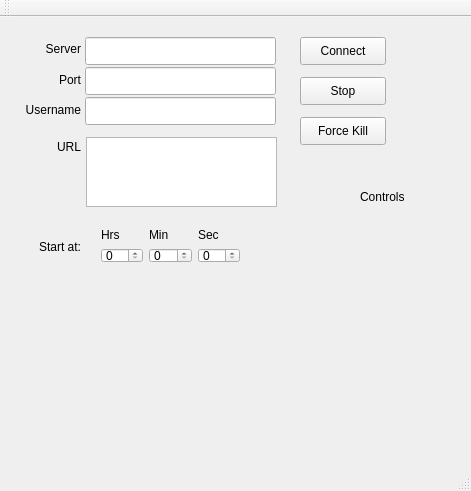
First picture: the form in mainwindow.ui, repository ramesh45345/omx-control, before the edit.
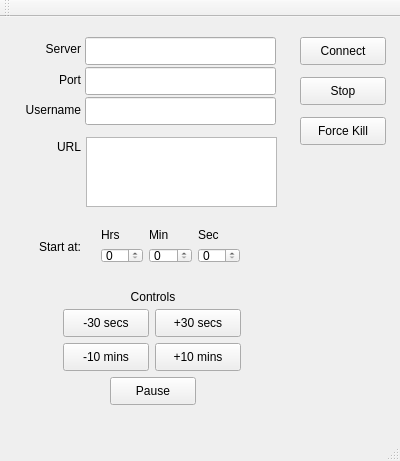
Second picture: the form after the edit.

Commit message: Add control buttons.

The edit to the form file:
```diff
--- a/mainwindow.ui
+++ b/mainwindow.ui
@@ -6,8 +6,8 @@
    <rect>
     <x>0</x>
     <y>0</y>
-    <width>471</width>
-    <height>491</height>
+    <width>400</width>
+    <height>461</height>
    </rect>
   </property>
   <property name="windowTitle">
@@ -237,8 +237,8 @@
    <widget class="QLabel" name="label_9">
     <property name="geometry">
      <rect>
-      <x>360</x>
-      <y>170</y>
+      <x>120</x>
+      <y>270</y>
       <width>66</width>
       <height>20</height>
      </rect>
@@ -246,6 +246,9 @@
     <property name="text">
      <string>Controls</string>
     </property>
+    <property name="alignment">
+     <set>Qt::AlignCenter</set>
+    </property>
    </widget>
    <widget class="QPushButton" name="pushButton_kill">
     <property name="geometry">
@@ -260,6 +263,101 @@
      <string>Force Kill</string>
     </property>
    </widget>
+   <widget class="QPushButton" name="pushButton_n30s">
+    <property name="geometry">
+     <rect>
+      <x>63</x>
+      <y>292</y>
+      <width>86</width>
+      <height>28</height>
+     </rect>
+    </property>
+    <property name="text">
+     <string>-30 secs</string>
+    </property>
+    <property name="autoRepeat">
+     <bool>true</bool>
+    </property>
+    <property name="autoRepeatDelay">
+     <number>1000</number>
+    </property>
+   </widget>
+   <widget class="QPushButton" name="pushButton_p30s">
+    <property name="geometry">
+     <rect>
+      <x>155</x>
+      <y>292</y>
+      <width>86</width>
+      <height>28</height>
+     </rect>
+    </property>
+    <property name="text">
+     <string>+30 secs</string>
+    </property>
+    <property name="autoRepeat">
+     <bool>true</bool>
+    </property>
+    <property name="autoRepeatDelay">
+     <number>1000</number>
+    </property>
+   </widget>
+   <widget class="QPushButton" name="pushButton_n10m">
+    <property name="geometry">
+     <rect>
+      <x>63</x>
+      <y>326</y>
+      <width>86</width>
+      <height>28</height>
+     </rect>
+    </property>
+    <property name="text">
+     <string>-10 mins</string>
+    </property>
+    <property name="autoRepeat">
+     <bool>true</bool>
+    </property>
+    <property name="autoRepeatDelay">
+     <number>1000</number>
+    </property>
+   </widget>
+   <widget class="QPushButton" name="pushButton_p10m">
+    <property name="geometry">
+     <rect>
+      <x>155</x>
+      <y>326</y>
+      <width>86</width>
+      <height>28</height>
+     </rect>
+    </property>
+    <property name="text">
+     <string>+10 mins</string>
+    </property>
+    <property name="autoRepeat">
+     <bool>true</bool>
+    </property>
+    <property name="autoRepeatDelay">
+     <number>1000</number>
+    </property>
+   </widget>
+   <widget class="QPushButton" name="pushButton_pause">
+    <property name="geometry">
+     <rect>
+      <x>110</x>
+      <y>360</y>
+      <width>86</width>
+      <height>28</height>
+     </rect>
+    </property>
+    <property name="text">
+     <string>Pause</string>
+    </property>
+    <property name="autoRepeat">
+     <bool>true</bool>
+    </property>
+    <property name="autoRepeatDelay">
+     <number>1000</number>
+    </property>
+   </widget>
   </widget>
   <widget class="QMenuBar" name="menuBar">
    <property name="geometry">
```
Left out of the diff: 2 changed lines with no effect on the pictures. The commit also changes 2 other files.
